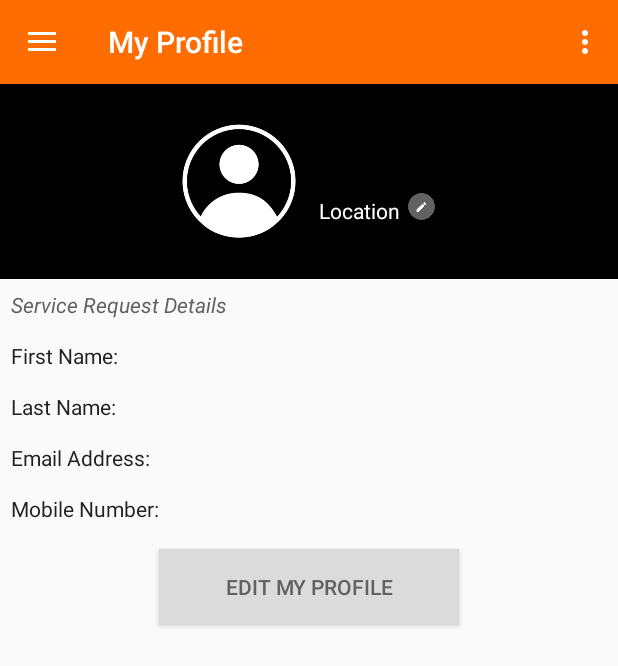
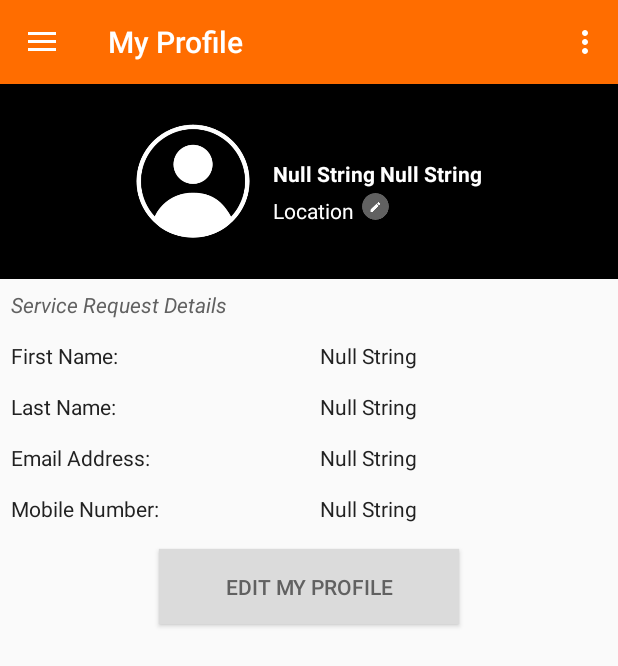
Before and after one commit to rajeshsuvarna/ServeApp, an Android app: the HomeActivity screen opened directly, with no data from a screen before it, in the side drawer, after a tap on "My Profile", on a phone screen of 412 x 824 dp. Shown: the top 666 px of the screen. Run offline under Robolectric (Android 15) with nearby library versions, the phone set to English and light mode, and no system bars; our stand-ins replace CircleImageView, Volley; network calls fail; 1 statement that could not run was skipped.

Commit message:
backpressed done

```diff
--- a/app/src/main/java/com/infouna/serveapp/activity/HomeActivity.java
+++ b/app/src/main/java/com/infouna/serveapp/activity/HomeActivity.java
@@ -53,9 +53,12 @@ public class HomeActivity extends AppCompatActivity {
 
     public static SharedPreferences spf;
 
+    public static final String fname = "fnameKey";
+    public static final String lname = "lnameKey";
+    public static final String email = "emailKey";
+    public static final String phone = "phoneKey";
+
     public String URL_GET_USER_PROFILE = "http://serveapp.in/assets/api/getData.php?key=fd0e5f476a68c73bba35f3ee71ff3b4a&act=user_profile&userid=";
-
-    private ProgressDialog pDialog;
 
     TextView name,location;
 
@@ -72,12 +75,13 @@ public class HomeActivity extends AppCompatActivity {
         navigationView = (NavigationView) findViewById(R.id.navigation_view);
         //drawerLayout.requestDisallowInterceptTouchEvent(true);
 
-        name = (TextView) navigationView.findViewById(R.id.username);
-        location = (TextView) findViewById(R.id.location);
+        View header = navigationView.getHeaderView(0);
+
+        name = (TextView) header.findViewById(R.id.username);
+        //location = (TextView) findViewById(R.id.location);
 
         spf = this.getSharedPreferences("MyPrefs.txt", Context.MODE_PRIVATE);
         String s = spf.getString("useridKey", "Null String");
-        Toast.makeText(HomeActivity.this, s, Toast.LENGTH_LONG).show();
 
         String userid = s; // replace this with proper userid
         fetch_profile(userid);    // call with userid as parameter
@@ -241,7 +245,6 @@ public class HomeActivity extends AppCompatActivity {
         String url = URL_GET_USER_PROFILE;
 
         url += userid;
-        Toast.makeText(HomeActivity.this, url, Toast.LENGTH_LONG).show();
 
         JsonObjectRequest jsonObjReq = new JsonObjectRequest(Request.Method.POST,
                 url, null,
@@ -249,15 +252,20 @@ public class HomeActivity extends AppCompatActivity {
                     @Override
                     public void onResponse(JSONObject response) {
                         try {
-
-                            Toast.makeText(HomeActivity.this, response.toString(), Toast.LENGTH_LONG).show();
-
                             JSONArray dash = response.getJSONArray("user_profile");
-
                             JSONObject jsonObject = dash.getJSONObject(0);
-                            String a = jsonObject.getString("first_name");
-
-                          //  name.setText(a);
+                            String fn = jsonObject.getString("first_name");
+                            String ln = jsonObject.getString("last_name");
+                            String mail = jsonObject.getString("email");
+                            String mob = jsonObject.getString("mobile");
+                            String pic = jsonObject.getString("profile_pic");
+                            SharedPreferences.Editor editor = spf.edit();
+                            editor.putString(fname, fn);
+                            editor.putString(lname, ln);
+                            editor.putString(email,mail);
+                            editor.putString(phone, mob);
+                            editor.commit();
+                            name.setText(fn +" "+ ln);
 
 
                           //  loadImages(profile_pic);
@@ -285,17 +293,6 @@ public class HomeActivity extends AppCompatActivity {
 // Adding request to request queue
         AppController.getInstance().addToRequestQueue(jsonObjReq, tag_json_obj);
     }
-
-
-   /* private void showDialog() {
-        if (!pDialog.isShowing())
-            pDialog.show();
-    }
-
-    private void hideDialog() {
-        if (pDialog.isShowing())
-            pDialog.dismiss();
-    }*/
 
     public void home()
     {
--- a/app/src/main/java/com/infouna/serveapp/fragments/UserProfile.java
+++ b/app/src/main/java/com/infouna/serveapp/fragments/UserProfile.java
@@ -74,16 +74,33 @@ public class UserProfile extends Fragment {
             }
         });
 
+        pDialog.setIndeterminate(true);
+        pDialog.setMessage("Loading...");
+        showDialog();
+
         spf = this.getActivity().getSharedPreferences("MyPrefs.txt", Context.MODE_PRIVATE);
         String s = spf.getString("useridKey", "Null String");
+        String sfname = spf.getString("fnameKey", "Null String");
+        Toast.makeText(ctx, sfname, Toast.LENGTH_LONG).show();
+        String slname = spf.getString("lnameKey", "Null String");
+        String semail = spf.getString("emailKey", "Null String");
+        String sphone = spf.getString("phoneKey", "Null String");
+
+        username.setText(sfname +" "+ slname);
+        fname.setText(sfname);
+        lname.setText(slname);
+        email.setText(semail);
+        mobile.setText(sphone);
+
+        hideDialog();
 
         String userid = s; // replace this with proper userid
-        fetch_profile(userid);    // call with userid as parameter
+       // fetch_profile(userid);    // call with userid as parameter
 
         return v;
     }
 
-    public void fetch_profile(final String userid) {
+    /*public void fetch_profile(final String userid) {
 
         pDialog.setIndeterminate(true);
         pDialog.setMessage("Loading...");
@@ -135,7 +152,7 @@ public class UserProfile extends Fragment {
 
 // Adding request to request queue
         AppController.getInstance().addToRequestQueue(jsonObjReq, tag_json_obj);
-    }
+    }*/
 
     private void showDialog() {
         if (!pDialog.isShowing())
--- a/app/src/main/res/layout/activity_service_listing.xml
+++ b/app/src/main/res/layout/activity_service_listing.xml
@@ -8,6 +8,10 @@
         android:layout_width="match_parent"
         android:layout_height="match_parent"
         android:orientation="vertical">
+
+        <include
+            android:id="@+id/toolbar"
+            layout="@layout/toolbar" />
 
         <LinearLayout
             android:layout_width="match_parent"
--- a/app/src/main/res/layout/header.xml
+++ b/app/src/main/res/layout/header.xml
@@ -19,7 +19,7 @@
     <TextView
         android:layout_width="wrap_content"
         android:layout_height="wrap_content"
-        android:text="name"
+        android:text=""
         android:textSize="14sp"
         android:textColor="#FFF"
         android:textStyle="bold"
@@ -35,7 +35,7 @@
     <TextView
         android:layout_width="wrap_content"
         android:layout_height="wrap_content"
-        android:text="Location"
+        android:text=""
         android:id="@+id/email"
         android:gravity="left"
         android:textSize="14sp"
```
Also changed, not shown: app/src/main/java/com/infouna/serveapp/activity/ServiceDetailsActivity.java (+10 -1 lines), app/src/main/java/com/infouna/serveapp/activity/ServiceListingActivity.java (+10 -0 lines).
